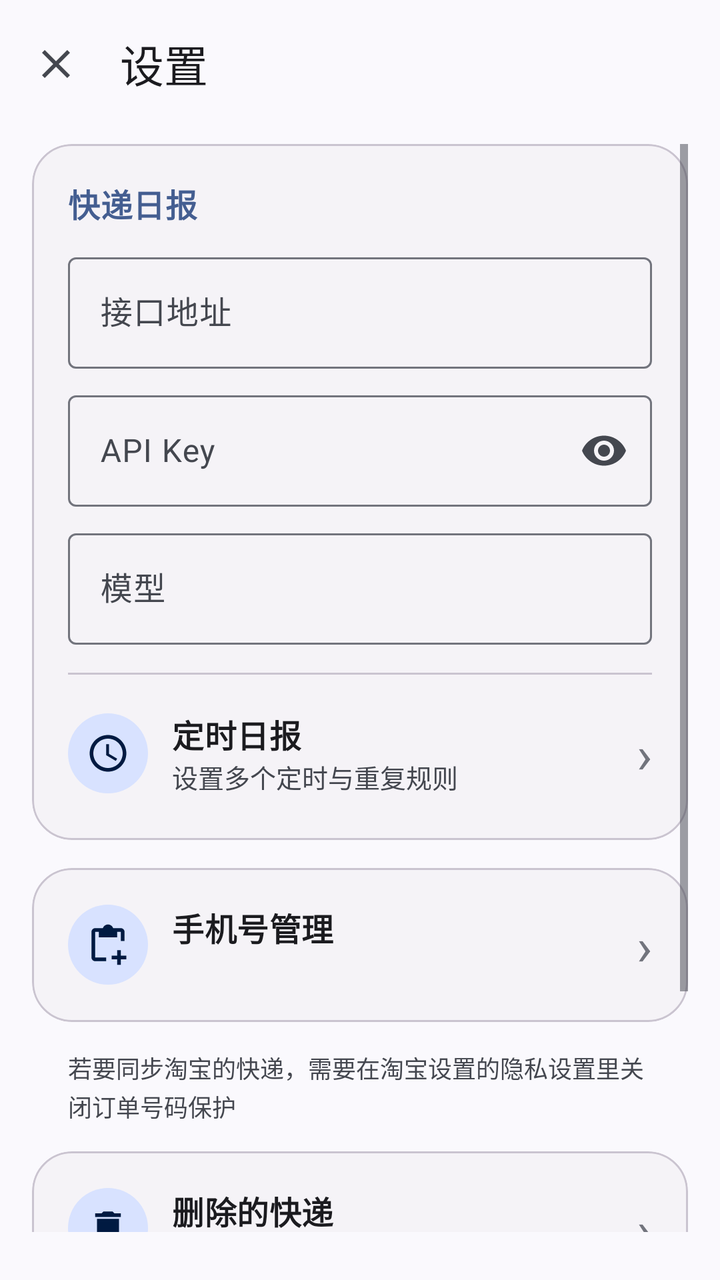
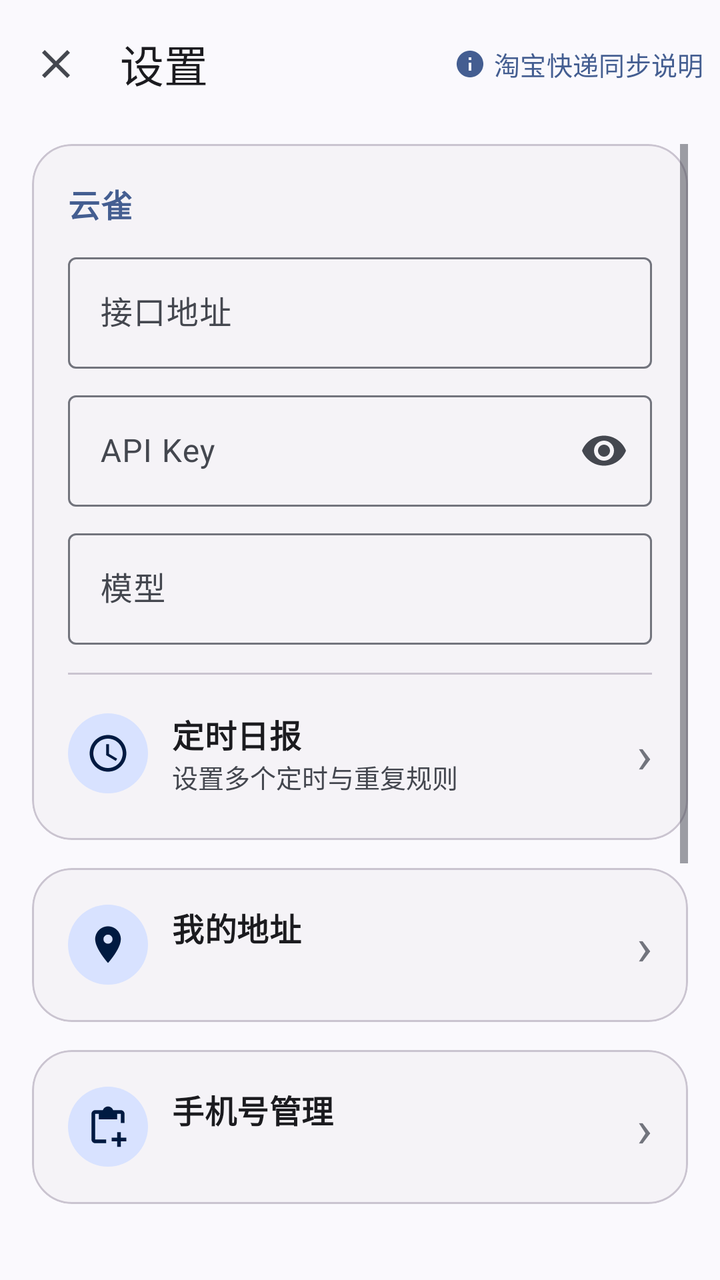

An Android layout rendered at two revisions. The XML below is the earlier revision; the diff shows what the commit changed to produce the second picture.
<!-- AndroidManifest.xml: application theme Theme.ExpressAssistant -->
<!-- res/layout/activity_settings.xml -->
<?xml version="1.0" encoding="utf-8"?>
<LinearLayout xmlns:android="http://schemas.android.com/apk/res/android"
    xmlns:app="http://schemas.android.com/apk/res-auto"
    android:layout_width="match_parent"
    android:layout_height="match_parent"
    android:background="?attr/colorSurface"
    android:orientation="vertical">

    <com.google.android.material.appbar.MaterialToolbar
        android:id="@+id/toolbar"
        android:layout_width="match_parent"
        android:layout_height="?attr/actionBarSize"
        android:background="?attr/colorSurface"
        app:navigationIcon="@drawable/ic_close"
        app:title="设置" />

    <ScrollView
        android:layout_width="match_parent"
        android:layout_height="0dp"
        android:layout_weight="1"
        android:paddingHorizontal="16dp"
        android:paddingTop="8dp"
        android:paddingBottom="24dp">

        <LinearLayout
            android:layout_width="match_parent"
            android:layout_height="wrap_content"
            android:orientation="vertical">

            <com.google.android.material.card.MaterialCardView
                android:layout_width="match_parent"
                android:layout_height="wrap_content"
                android:layout_marginBottom="14dp"
                app:cardBackgroundColor="?attr/colorSurfaceContainerLow"
                app:cardCornerRadius="20dp"
                app:cardElevation="0dp">

                <LinearLayout
                    android:layout_width="match_parent"
                    android:layout_height="wrap_content"
                    android:orientation="vertical"
                    android:padding="18dp">

                    <TextView
                        android:layout_width="wrap_content"
                        android:layout_height="wrap_content"
                        android:layout_marginBottom="10dp"
                        android:text="快递日报"
                        android:textAppearance="@style/TextAppearance.Material3.TitleMedium"
                        android:textColor="?attr/colorPrimary"
                        android:textStyle="bold" />

                    <com.google.android.material.textfield.TextInputLayout
                        android:id="@+id/ai_base"
                        style="@style/Widget.Material3.TextInputLayout.OutlinedBox"
                        android:layout_width="match_parent"
                        android:layout_height="wrap_content"
                        android:hint="接口地址"
                        android:layout_marginBottom="8dp">

                        <com.google.android.material.textfield.TextInputEditText
                            android:layout_width="match_parent"
                            android:layout_height="wrap_content"
                            android:inputType="textUri" />
                    </com.google.android.material.textfield.TextInputLayout>

                    <com.google.android.material.textfield.TextInputLayout
                        android:id="@+id/ai_key"
                        style="@style/Widget.Material3.TextInputLayout.OutlinedBox"
                        android:layout_width="match_parent"
                        android:layout_height="wrap_content"
                        android:hint="API Key"
                        android:layout_marginBottom="8dp"
                        app:endIconMode="password_toggle">

                        <com.google.android.material.textfield.TextInputEditText
                            android:layout_width="match_parent"
                            android:layout_height="wrap_content"
                            android:inputType="textPassword" />
                    </com.google.android.material.textfield.TextInputLayout>

                    <com.google.android.material.textfield.TextInputLayout
                        android:id="@+id/ai_model"
                        style="@style/Widget.Material3.TextInputLayout.OutlinedBox"
                        android:layout_width="match_parent"
                        android:layout_height="wrap_content"
                        android:hint="模型">

                        <com.google.android.material.textfield.TextInputEditText
                            android:layout_width="match_parent"
                            android:layout_height="wrap_content" />
                    </com.google.android.material.textfield.TextInputLayout>

                    <View
                        android:layout_width="match_parent"
                        android:layout_height="1dp"
                        android:layout_marginVertical="14dp"
                        android:background="?attr/colorOutlineVariant" />

                    <LinearLayout
                        android:id="@+id/row_report"
                        android:layout_width="match_parent"
                        android:layout_height="wrap_content"
                        android:background="?attr/selectableItemBackground"
                        android:gravity="center_vertical"
                        android:orientation="horizontal"
                        android:paddingVertical="4dp">

                        <ImageView
                            android:layout_width="40dp"
                            android:layout_height="40dp"
                            android:background="@drawable/bg_icon_circle"
                            android:padding="9dp"
                            android:src="@drawable/ic_schedule"
                            app:tint="?attr/colorOnPrimaryContainer" />

                        <LinearLayout
                            android:layout_width="0dp"
                            android:layout_height="wrap_content"
                            android:layout_marginStart="12dp"
                            android:layout_weight="1"
                            android:orientation="vertical">

                            <TextView
                                android:layout_width="wrap_content"
                                android:layout_height="wrap_content"
                                android:text="定时日报"
                                android:textAppearance="@style/TextAppearance.Material3.TitleMedium"
                                android:textColor="?attr/colorOnSurface"
                                android:textStyle="bold" />

                            <TextView
                                android:layout_width="wrap_content"
                                android:layout_height="wrap_content"
                                android:text="设置多个定时与重复规则"
                                android:textColor="?attr/colorOnSurfaceVariant"
                                android:textSize="13sp" />
                        </LinearLayout>

                        <TextView
                            android:layout_width="wrap_content"
                            android:layout_height="wrap_content"
                            android:text="›"
                            android:textColor="?attr/colorOutline"
                            android:textSize="26sp" />
                    </LinearLayout>
                </LinearLayout>
            </com.google.android.material.card.MaterialCardView>

            <com.google.android.material.card.MaterialCardView
                android:id="@+id/row_phone"
                android:layout_width="match_parent"
                android:layout_height="wrap_content"
                android:layout_marginBottom="14dp"
                android:clickable="true"
                android:focusable="true"
                app:cardBackgroundColor="?attr/colorSurfaceContainerLow"
                app:cardCornerRadius="20dp"
                app:cardElevation="0dp"
                app:rippleColor="?attr/colorControlHighlight">

                <LinearLayout
                    android:layout_width="match_parent"
                    android:layout_height="wrap_content"
                    android:gravity="center_vertical"
                    android:orientation="horizontal"
                    android:padding="18dp">

                <ImageView
                    android:layout_width="40dp"
                    android:layout_height="40dp"
                    android:background="@drawable/bg_icon_circle"
                    android:padding="9dp"
                    android:src="@drawable/ic_package"
                    app:tint="?attr/colorOnPrimaryContainer" />

                <LinearLayout
                    android:layout_width="0dp"
                    android:layout_height="wrap_content"
                    android:layout_marginStart="12dp"
                    android:layout_weight="1"
                    android:orientation="vertical">

                    <TextView
                        android:layout_width="wrap_content"
                        android:layout_height="wrap_content"
                        android:text="手机号管理"
                        android:textAppearance="@style/TextAppearance.Material3.TitleMedium"
                        android:textColor="?attr/colorOnSurface"
                        android:textStyle="bold" />

                    <TextView
                        android:id="@+id/phone_summary"
                        android:layout_width="wrap_content"
                        android:layout_height="wrap_content"
                        android:text=""
                        android:textColor="?attr/colorOnSurfaceVariant"
                        android:textSize="13sp" />
                </LinearLayout>

                    <TextView
                        android:layout_width="wrap_content"
                        android:layout_height="wrap_content"
                        android:text="›"
                        android:textColor="?attr/colorOutline"
                        android:textSize="26sp" />
                </LinearLayout>
            </com.google.android.material.card.MaterialCardView>

            <TextView
                android:layout_width="match_parent"
                android:layout_height="wrap_content"
                android:layout_marginHorizontal="18dp"
                android:layout_marginBottom="14dp"
                android:lineSpacingExtra="2dp"
                android:text="若要同步淘宝的快递，需要在淘宝设置的隐私设置里关闭订单号码保护"
                android:textColor="?android:attr/textColorSecondary"
                android:textSize="12sp" />

            <com.google.android.material.card.MaterialCardView
                android:id="@+id/row_hidden"
                android:layout_width="match_parent"
                android:layout_height="wrap_content"
                android:layout_marginBottom="14dp"
                android:clickable="true"
                android:focusable="true"
                app:cardBackgroundColor="?attr/colorSurfaceContainerLow"
                app:cardCornerRadius="20dp"
                app:cardElevation="0dp"
                app:rippleColor="?attr/colorControlHighlight">

                <LinearLayout
                    android:layout_width="match_parent"
                    android:layout_height="wrap_content"
                    android:gravity="center_vertical"
                    android:orientation="horizontal"
                    android:padding="18dp">

                <ImageView
                    android:layout_width="40dp"
                    android:layout_height="40dp"
                    android:background="@drawable/bg_icon_circle"
                    android:padding="9dp"
                    android:src="@drawable/ic_delete"
                    app:tint="?attr/colorOnPrimaryContainer" />

                <LinearLayout
                    android:layout_width="0dp"
                    android:layout_height="wrap_content"
                    android:layout_marginStart="12dp"
                    android:layout_weight="1"
                    android:orientation="vertical">

                    <TextView
                        android:layout_width="wrap_content"
                        android:layout_height="wrap_content"
                        android:text="删除的快递"
                        android:textAppearance="@style/TextAppearance.Material3.TitleMedium"
                        android:textColor="?attr/colorOnSurface"
                        android:textStyle="bold" />

                    <TextView
                        android:id="@+id/hidden_summary"
                        android:layout_width="wrap_content"
                        android:layout_height="wrap_content"
                        android:text=""
                        android:textColor="?attr/colorOnSurfaceVariant"
                        android:textSize="13sp" />
                </LinearLayout>

                    <TextView
                        android:layout_width="wrap_content"
                        android:layout_height="wrap_content"
                        android:text="›"
                        android:textColor="?attr/colorOutline"
                        android:textSize="26sp" />
                </LinearLayout>
            </com.google.android.material.card.MaterialCardView>

            <com.google.android.material.card.MaterialCardView
                android:id="@+id/card_more"
                android:layout_width="match_parent"
                android:layout_height="wrap_content"
                android:layout_marginBottom="18dp"
                android:clickable="true"
                android:focusable="true"
                app:cardBackgroundColor="?attr/colorSurfaceContainerLow"
                app:cardCornerRadius="20dp"
                app:cardElevation="0dp"
                app:rippleColor="?attr/colorControlHighlight">

                <LinearLayout
                    android:layout_width="match_parent"
                    android:layout_height="wrap_content"
                    android:gravity="center_vertical"
                    android:orientation="horizontal"
                    android:padding="18dp">

                    <TextView
                        android:layout_width="0dp"
                        android:layout_height="wrap_content"
                        android:layout_weight="1"
                        android:text="更多连接方式"
                        android:textAppearance="@style/TextAppearance.Material3.TitleMedium"
                        android:textColor="?attr/colorPrimary"
                        android:textStyle="bold" />

                    <TextView
                        android:layout_width="wrap_content"
                        android:layout_height="wrap_content"
                        android:text="›"
                        android:textColor="?attr/colorOutline"
                        android:textSize="26sp" />
                </LinearLayout>
            </com.google.android.material.card.MaterialCardView>

            <com.google.android.material.button.MaterialButton
                android:id="@+id/btn_save"
                android:layout_width="match_parent"
                android:layout_height="wrap_content"
                android:text="保存" />
        </LinearLayout>
    </ScrollView>
</LinearLayout>
<!-- resources referenced by this layout -->
<resources>
  <!-- drawable bg_icon_circle (drawable) -->
  <?xml version="1.0" encoding="utf-8"?>
  <shape xmlns:android="http://schemas.android.com/apk/res/android"
      android:shape="oval">
      <solid android:color="?attr/colorPrimaryContainer" />
  </shape>
  <!-- drawable ic_close (drawable) -->
  <vector xmlns:android="http://schemas.android.com/apk/res/android"
      android:width="24dp"
      android:height="24dp"
      android:viewportWidth="24"
      android:viewportHeight="24">
      <path
          android:fillColor="?attr/colorControlNormal"
          android:pathData="M19,6.41L17.59,5 12,10.59 6.41,5 5,6.41 10.59,12 5,17.59 6.41,19 12,13.41 17.59,19 19,17.59 13.41,12z" />
  </vector>
  <!-- drawable ic_delete (drawable) -->
  <vector xmlns:android="http://schemas.android.com/apk/res/android"
      android:width="24dp"
      android:height="24dp"
      android:viewportWidth="24"
      android:viewportHeight="24">
      <path
          android:fillColor="?attr/colorControlNormal"
          android:pathData="M6,19c0,1.1 0.9,2 2,2h8c1.1,0 2,-0.9 2,-2V7H6v12zM19,4h-3.5l-1,-1h-5l-1,1H5v2h14V4z" />
  </vector>
  <!-- drawable ic_package (drawable) -->
  <vector xmlns:android="http://schemas.android.com/apk/res/android"
      android:width="24dp"
      android:height="24dp"
      android:viewportWidth="24"
      android:viewportHeight="24">
      <path
          android:fillColor="?attr/colorControlNormal"
          android:pathData="M5,5h2v3h10V5h2v5h2V5c0,-1.1 -0.9,-2 -2,-2h-4.18C14.4,1.84 13.3,1 12,1S9.6,1.84 9.18,3H5C3.9,3 3,3.9 3,5v14c0,1.1 0.9,2 2,2h6v-2H5V5zM19,15h-2v3h-3v2h3v3h2v-3h3v-2h-3V15z" />
  </vector>
  <!-- drawable ic_schedule (drawable) -->
  <vector xmlns:android="http://schemas.android.com/apk/res/android"
      android:width="24dp"
      android:height="24dp"
      android:viewportWidth="24"
      android:viewportHeight="24">
      <path
          android:fillColor="?attr/colorControlNormal"
          android:pathData="M12,2C6.48,2 2,6.48 2,12s4.48,10 10,10 10,-4.48 10,-10S17.52,2 12,2zM12,20c-4.41,0 -8,-3.59 -8,-8s3.59,-8 8,-8 8,3.59 8,8 -3.59,8 -8,8zM12.5,7H11v6l5.25,3.15 0.75,-1.23 -4.5,-2.67z" />
  </vector>
  <style name="Theme.ExpressAssistant" parent="Theme.Material3.DynamicColors.DayNight.NoActionBar">
          <item name="android:statusBarColor">@android:color/transparent</item>
          <item name="android:navigationBarColor">@android:color/transparent</item>
          <item name="android:windowLightStatusBar">true</item>
          <item name="android:windowLightNavigationBar">true</item>
      </style>
</resources>

<!-- the commit's change to res/layout/activity_settings.xml (unified diff, before → after) -->
@@ -12,7 +12,24 @@
         android:layout_height="?attr/actionBarSize"
         android:background="?attr/colorSurface"
         app:navigationIcon="@drawable/ic_close"
-        app:title="设置" />
+        app:title="设置">
+
+        <com.google.android.material.button.MaterialButton
+            android:id="@+id/btn_taobao"
+            android:layout_width="wrap_content"
+            android:layout_height="wrap_content"
+            android:layout_gravity="end"
+            android:gravity="center"
+            android:paddingHorizontal="8dp"
+            android:text="淘宝快递同步说明"
+            android:textColor="?attr/colorPrimary"
+            android:textSize="13sp"
+            style="?attr/borderlessButtonStyle"
+            app:icon="@drawable/ic_info"
+            app:iconGravity="textStart"
+            app:iconSize="16dp"
+            app:iconTint="?attr/colorPrimary" />
+    </com.google.android.material.appbar.MaterialToolbar>
 
     <ScrollView
         android:layout_width="match_parent"
@@ -45,7 +62,7 @@
                         android:layout_width="wrap_content"
                         android:layout_height="wrap_content"
                         android:layout_marginBottom="10dp"
-                        android:text="快递日报"
+                        android:text="云雀"
                         android:textAppearance="@style/TextAppearance.Material3.TitleMedium"
                         android:textColor="?attr/colorPrimary"
                         android:textStyle="bold" />
@@ -148,6 +165,66 @@
             </com.google.android.material.card.MaterialCardView>
 
             <com.google.android.material.card.MaterialCardView
+                android:id="@+id/row_address"
+                android:layout_width="match_parent"
+                android:layout_height="wrap_content"
+                android:layout_marginBottom="14dp"
+                android:clickable="true"
+                android:focusable="true"
+                app:cardBackgroundColor="?attr/colorSurfaceContainerLow"
+                app:cardCornerRadius="20dp"
+                app:cardElevation="0dp"
+                app:rippleColor="?attr/colorControlHighlight">
+
+                <LinearLayout
+                    android:layout_width="match_parent"
+                    android:layout_height="wrap_content"
+                    android:gravity="center_vertical"
+                    android:orientation="horizontal"
+                    android:padding="18dp">
+
+                    <ImageView
+                        android:layout_width="40dp"
+                        android:layout_height="40dp"
+                        android:background="@drawable/bg_icon_circle"
+                        android:padding="9dp"
+                        android:src="@drawable/ic_location"
+                        app:tint="?attr/colorOnPrimaryContainer" />
+
+                    <LinearLayout
+                        android:layout_width="0dp"
+                        android:layout_height="wrap_content"
+                        android:layout_marginStart="12dp"
+                        android:layout_weight="1"
+                        android:orientation="vertical">
+
+                        <TextView
+                            android:layout_width="wrap_content"
+                            android:layout_height="wrap_content"
+                            android:text="我的地址"
+                            android:textAppearance="@style/TextAppearance.Material3.TitleMedium"
+                            android:textColor="?attr/colorOnSurface"
+                            android:textStyle="bold" />
+
+                        <TextView
+                            android:id="@+id/address_summary"
+                            android:layout_width="wrap_content"
+                            android:layout_height="wrap_content"
+                            android:text=""
+                            android:textColor="?attr/colorOnSurfaceVariant"
+                            android:textSize="13sp" />
+                    </LinearLayout>
+
+                    <TextView
+                        android:layout_width="wrap_content"
+                        android:layout_height="wrap_content"
+                        android:text="›"
+                        android:textColor="?attr/colorOutline"
+                        android:textSize="26sp" />
+                </LinearLayout>
+            </com.google.android.material.card.MaterialCardView>
+
+            <com.google.android.material.card.MaterialCardView
                 android:id="@+id/row_phone"
                 android:layout_width="match_parent"
                 android:layout_height="wrap_content"
@@ -207,16 +284,6 @@
                 </LinearLayout>
             </com.google.android.material.card.MaterialCardView>
 
-            <TextView
-                android:layout_width="match_parent"
-                android:layout_height="wrap_content"
-                android:layout_marginHorizontal="18dp"
-                android:layout_marginBottom="14dp"
-                android:lineSpacingExtra="2dp"
-                android:text="若要同步淘宝的快递，需要在淘宝设置的隐私设置里关闭订单号码保护"
-                android:textColor="?android:attr/textColorSecondary"
-                android:textSize="12sp" />
-
             <com.google.android.material.card.MaterialCardView
                 android:id="@+id/row_hidden"
                 android:layout_width="match_parent"
@@ -278,6 +345,66 @@
             </com.google.android.material.card.MaterialCardView>
 
             <com.google.android.material.card.MaterialCardView
+                android:id="@+id/row_local_api"
+                android:layout_width="match_parent"
+                android:layout_height="wrap_content"
+                android:layout_marginBottom="14dp"
+                android:clickable="true"
+                android:focusable="true"
+                app:cardBackgroundColor="?attr/colorSurfaceContainerLow"
+                app:cardCornerRadius="20dp"
+                app:cardElevation="0dp"
+                app:rippleColor="?attr/colorControlHighlight">
+
+                <LinearLayout
+                    android:layout_width="match_parent"
+                    android:layout_height="wrap_content"
+                    android:gravity="center_vertical"
+                    android:orientation="horizontal"
+                    android:padding="18dp">
+
+                    <ImageView
+                        android:layout_width="40dp"
+                        android:layout_height="40dp"
+                        android:background="@drawable/bg_icon_circle"
+                        android:padding="9dp"
+                        android:src="@drawable/ic_terminal"
+                        app:tint="?attr/colorOnPrimaryContainer" />
+
+                    <LinearLayout
+                        android:layout_width="0dp"
+                        android:layout_height="wrap_content"
+                        android:layout_marginStart="12dp"
+                        android:layout_weight="1"
+                        android:orientation="vertical">
+
+                        <TextView
+                            android:layout_width="wrap_content"
+                            android:layout_height="wrap_content"
+                            android:text="本地接口（CLI / MCP）"
+                            android:textAppearance="@style/TextAppearance.Material3.TitleMedium"
+                            android:textColor="?attr/colorOnSurface"
+                            android:textStyle="bold" />
+
+                        <TextView
+                            android:id="@+id/local_api_summary"
+                            android:layout_width="wrap_content"
+                            android:layout_height="wrap_content"
+                            android:text=""
+                            android:textColor="?attr/colorOnSurfaceVariant"
+                            android:textSize="13sp" />
+                    </LinearLayout>
+
+                    <TextView
+                        android:layout_width="wrap_content"
+                        android:layout_height="wrap_content"
+                        android:text="›"
+                        android:textColor="?attr/colorOutline"
+                        android:textSize="26sp" />
+                </LinearLayout>
+            </com.google.android.material.card.MaterialCardView>
+
+            <com.google.android.material.card.MaterialCardView
                 android:id="@+id/card_more"
                 android:layout_width="match_parent"
                 android:layout_height="wrap_content"
<!-- resource entries referenced after the edit -->
@@ -26,6 +26,26 @@
           android:fillColor="?attr/colorControlNormal"
           android:pathData="M6,19c0,1.1 0.9,2 2,2h8c1.1,0 2,-0.9 2,-2V7H6v12zM19,4h-3.5l-1,-1h-5l-1,1H5v2h14V4z" />
   </vector>
+  <!-- drawable ic_info (drawable) -->
+  <vector xmlns:android="http://schemas.android.com/apk/res/android"
+      android:width="24dp"
+      android:height="24dp"
+      android:viewportWidth="24"
+      android:viewportHeight="24">
+      <path
+          android:fillColor="?attr/colorControlNormal"
+          android:pathData="M12,2C6.48,2 2,6.48 2,12s4.48,10 10,10 10,-4.48 10,-10S17.52,2 12,2zM13,17h-2v-6h2zM13,9h-2v-2h2z" />
+  </vector>
+  <!-- drawable ic_location (drawable) -->
+  <vector xmlns:android="http://schemas.android.com/apk/res/android"
+      android:width="24dp"
+      android:height="24dp"
+      android:viewportWidth="24"
+      android:viewportHeight="24">
+      <path
+          android:fillColor="?attr/colorControlNormal"
+          android:pathData="M12,2C8.13,2 5,5.13 5,9c0,5.25 7,13 7,13s7,-7.75 7,-13c0,-3.87 -3.13,-7 -7,-7zM12,11.5a2.5,2.5 0 1 1 0,-5a2.5,2.5 0 0 1 0,5z" />
+  </vector>
   <!-- drawable ic_package (drawable) -->
   <vector xmlns:android="http://schemas.android.com/apk/res/android"
       android:width="24dp"
@@ -46,11 +66,23 @@
           android:fillColor="?attr/colorControlNormal"
           android:pathData="M12,2C6.48,2 2,6.48 2,12s4.48,10 10,10 10,-4.48 10,-10S17.52,2 12,2zM12,20c-4.41,0 -8,-3.59 -8,-8s3.59,-8 8,-8 8,3.59 8,8 -3.59,8 -8,8zM12.5,7H11v6l5.25,3.15 0.75,-1.23 -4.5,-2.67z" />
   </vector>
+  <!-- drawable ic_terminal (drawable) -->
+  <vector xmlns:android="http://schemas.android.com/apk/res/android"
+      android:width="24dp"
+      android:height="24dp"
+      android:viewportWidth="24"
+      android:viewportHeight="24">
+      <path
+          android:fillColor="?attr/colorControlNormal"
+          android:pathData="M4,4h16a2,2 0 0 1 2,2v12a2,2 0 0 1 -2,2h-16a2,2 0 0 1 -2,-2v-12a2,2 0 0 1 2,-2zM4,6v12h16v-12zM7.2,9.2l2.6,2.6l-2.6,2.6l1.4,1.4l4,-4l-4,-4zM12,15h5v2h-5z" />
+  </vector>
   <style name="Theme.ExpressAssistant" parent="Theme.Material3.DynamicColors.DayNight.NoActionBar">
+          <item name="android:windowBackground">@color/window_background</item>
           <item name="android:statusBarColor">@android:color/transparent</item>
           <item name="android:navigationBarColor">@android:color/transparent</item>
           <item name="android:windowLightStatusBar">true</item>
           <item name="android:windowLightNavigationBar">true</item>
       </style>
+  <color name="window_background">#FFFFFF</color>
 </resources>
 
